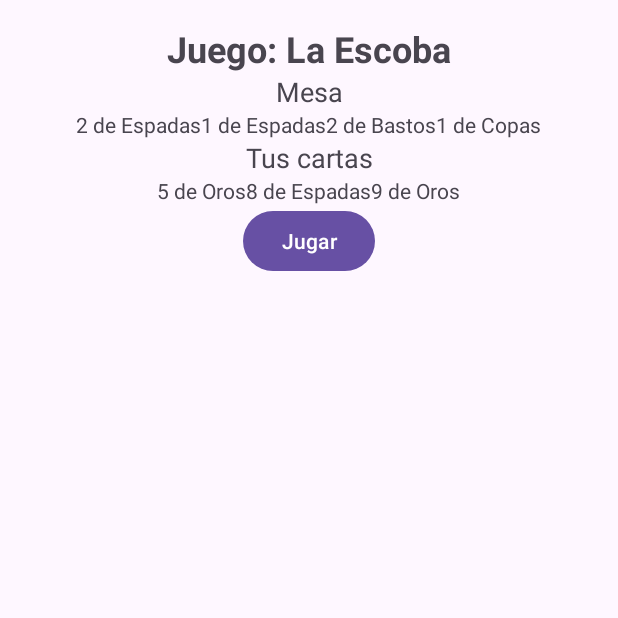
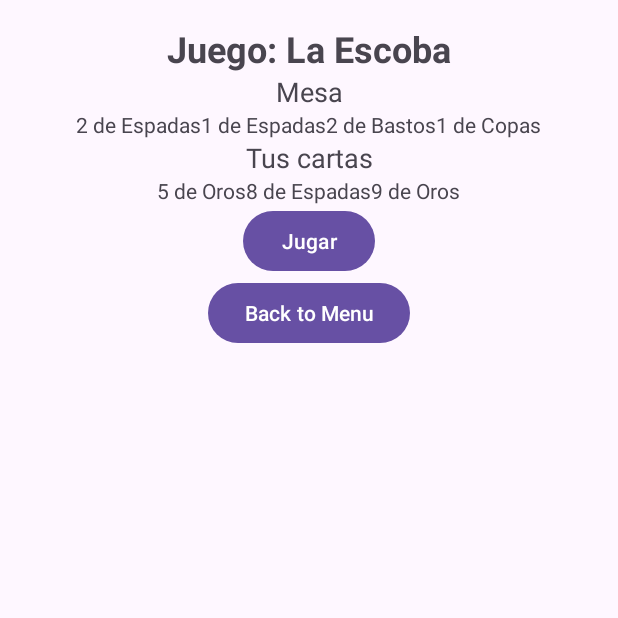
Before and after one commit to franciscojgsalguero1/ProyectoJuegos, an Android app: the screen it shows after launch (JuegoLaEscoba), after a tap on "La Escoba", on a phone screen of 412 x 824 dp, the top half of it. Run offline under Robolectric (Android 15) with nearby library versions, the phone set to English and light mode, and no system bars.

Commit message:
Estructura de juegos con el Splash y Menu Activity hechos para la practica correspondiente

```diff
--- a/app/src/main/java/practica/pruebas/proyectojuegos/LaEscoba/JuegoLaEscoba.java
+++ b/app/src/main/java/practica/pruebas/proyectojuegos/LaEscoba/JuegoLaEscoba.java
@@ -23,6 +23,11 @@ public class JuegoLaEscoba extends AppCompatActivity {
     protected void onCreate(Bundle savedInstanceState) {
         super.onCreate(savedInstanceState);
         setContentView(R.layout.juegolaescoba);
+
+        Button backToMenuButton = findViewById(R.id.btn_back_to_menu);
+        backToMenuButton.setOnClickListener(v -> {
+            finish();
+        });
 
         // Inicializar vistas
         tvMesa = findViewById(R.id.tvMesa);
--- a/app/src/main/java/practica/pruebas/proyectojuegos/MainActivity.java
+++ b/app/src/main/java/practica/pruebas/proyectojuegos/MainActivity.java
@@ -2,9 +2,9 @@ package practica.pruebas.proyectojuegos;
 
 import android.content.Intent;
 import android.os.Bundle;
-import android.util.Log;
 import android.view.View;
 import android.widget.Button;
+import android.widget.TextView;
 
 import androidx.activity.EdgeToEdge;
 import androidx.appcompat.app.AppCompatActivity;
@@ -23,6 +23,9 @@ public class MainActivity extends AppCompatActivity {
         EdgeToEdge.enable(this);
         setContentView(R.layout.activity_menu);
 
+        View text = findViewById(R.id.menuTitle);
+        text.setAlpha(0);
+        text.animate().alpha(1).setDuration(2000);
 
         Button startGame2048Button = findViewById(R.id.btn_start_game_2048);
         Button startGameLaEscobaButton = findViewById(R.id.btn_start_game_la_escoba);
--- a/app/src/main/java/practica/pruebas/proyectojuegos/SplashScreenActivity.java
+++ b/app/src/main/java/practica/pruebas/proyectojuegos/SplashScreenActivity.java
@@ -4,6 +4,7 @@ import android.animation.ObjectAnimator;
 import android.content.Intent;
 import android.os.Bundle;
 import android.os.Handler;
+import android.view.View;
 import android.view.animation.RotateAnimation;
 import android.widget.ImageView;
 import android.widget.TextView;
@@ -18,7 +19,9 @@ public class SplashScreenActivity extends AppCompatActivity {
         setContentView(R.layout.activity_splash);
 
         // Obtener referencia al título
-        TextView titleFadeIn = findViewById(R.id.title_top);
+        View titleFadeIn = findViewById(R.id.title_top);
+        titleFadeIn.setAlpha(0);
+        titleFadeIn.animate().alpha(1).setDuration(2000);
 
         // Crear animación de alpha con ObjectAnimator
         ObjectAnimator fadeIn = ObjectAnimator.ofFloat(titleFadeIn, "alpha", 0f, 1f);
--- a/app/src/main/res/layout/activity_menu.xml
+++ b/app/src/main/res/layout/activity_menu.xml
@@ -13,7 +13,7 @@
         android:text="Elige un juego:"
         android:textSize="24sp"
         android:textStyle="bold"
-        android:textColor="#FFFFFF" />
+        android:textColor="#FFFFFF"/>
 
     <Button
         android:id="@+id/btn_start_game_2048"
--- a/app/src/main/res/layout/juegolaescoba.xml
+++ b/app/src/main/res/layout/juegolaescoba.xml
@@ -51,4 +51,12 @@
         android:text="Jugar"
         android:layout_gravity="center" />
 
+    <Button
+        android:id="@+id/btn_back_to_menu"
+        android:layout_width="wrap_content"
+        android:layout_height="wrap_content"
+        android:layout_gravity="center"
+        android:layout_marginBottom="16dp"
+        android:text="Back to Menu" />
+
 </LinearLayout>
```
